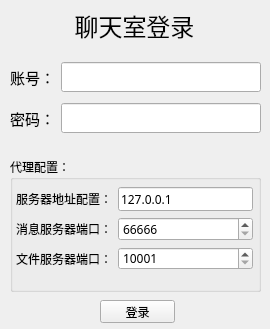
Qt form HChatRoomClient/HChatRoomLogin.ui (tyyyyyy0906/HChatRoom) before a commit.
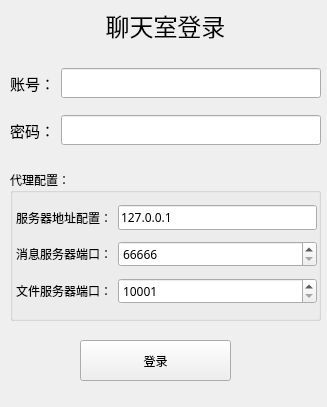
The same form after that commit.

What changed in the file:
```diff
--- a/HChatRoomClient/HChatRoomLogin.ui
+++ b/HChatRoomClient/HChatRoomLogin.ui
@@ -6,8 +6,8 @@
    <rect>
     <x>0</x>
     <y>0</y>
-    <width>270</width>
-    <height>329</height>
+    <width>327</width>
+    <height>407</height>
    </rect>
   </property>
   <property name="windowTitle">
@@ -16,9 +16,9 @@
   <widget class="QLabel" name="clientLoginTitle">
    <property name="geometry">
     <rect>
-     <x>50</x>
+     <x>0</x>
      <y>10</y>
-     <width>169</width>
+     <width>331</width>
      <height>31</height>
     </rect>
    </property>
@@ -39,9 +39,9 @@
    <property name="geometry">
     <rect>
      <x>10</x>
-     <y>157</y>
-     <width>251</width>
-     <height>135</height>
+     <y>170</y>
+     <width>311</width>
+     <height>151</height>
     </rect>
    </property>
    <property name="font">
@@ -52,13 +52,13 @@
    <property name="title">
     <string>代理配置：</string>
    </property>
-   <widget class="QWidget" name="">
+   <widget class="QWidget" name="layoutWidget">
     <property name="geometry">
      <rect>
       <x>6</x>
       <y>30</y>
-      <width>237</width>
-      <height>83</height>
+      <width>301</width>
+      <height>111</height>
      </rect>
     </property>
     <layout class="QGridLayout" name="gridLayout">
@@ -116,10 +116,10 @@
   <widget class="QPushButton" name="clientLoginButton">
    <property name="geometry">
     <rect>
-     <x>100</x>
-     <y>300</y>
-     <width>75</width>
-     <height>23</height>
+     <x>80</x>
+     <y>340</y>
+     <width>151</width>
+     <height>41</height>
     </rect>
    </property>
    <property name="font">
@@ -131,13 +131,13 @@
     <string>登录</string>
    </property>
   </widget>
-  <widget class="QWidget" name="">
+  <widget class="QWidget" name="layoutWidget">
    <property name="geometry">
     <rect>
      <x>10</x>
      <y>57</y>
-     <width>251</width>
-     <height>81</height>
+     <width>311</width>
+     <height>101</height>
     </rect>
    </property>
    <layout class="QGridLayout" name="gridLayout_2">
```
